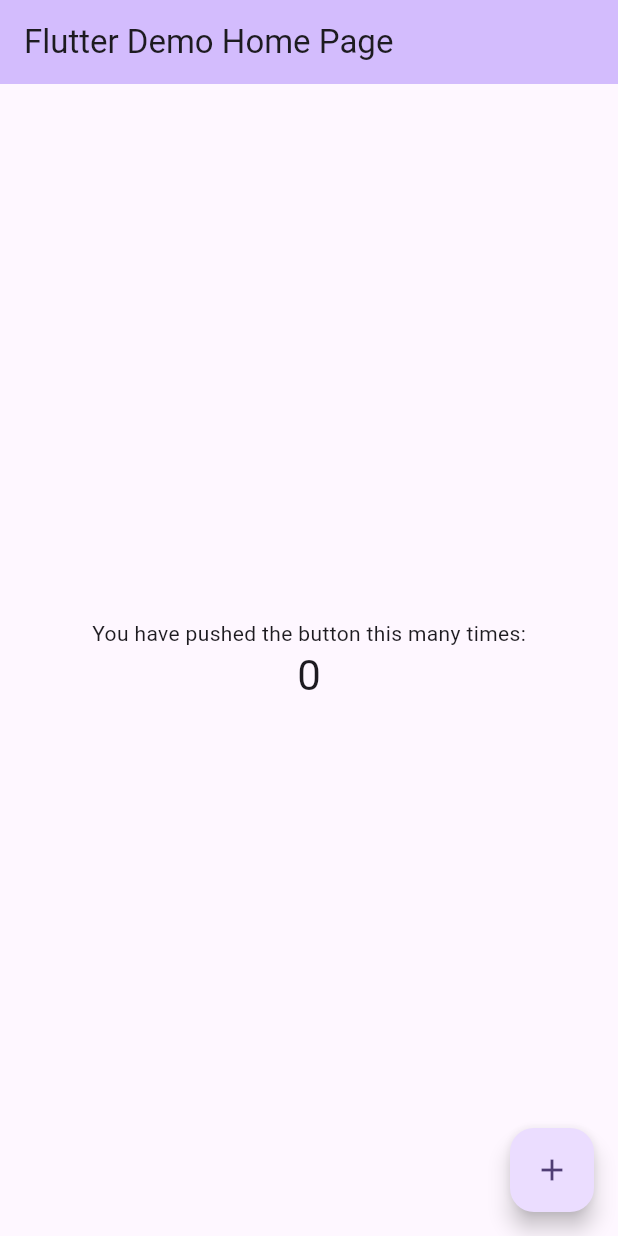
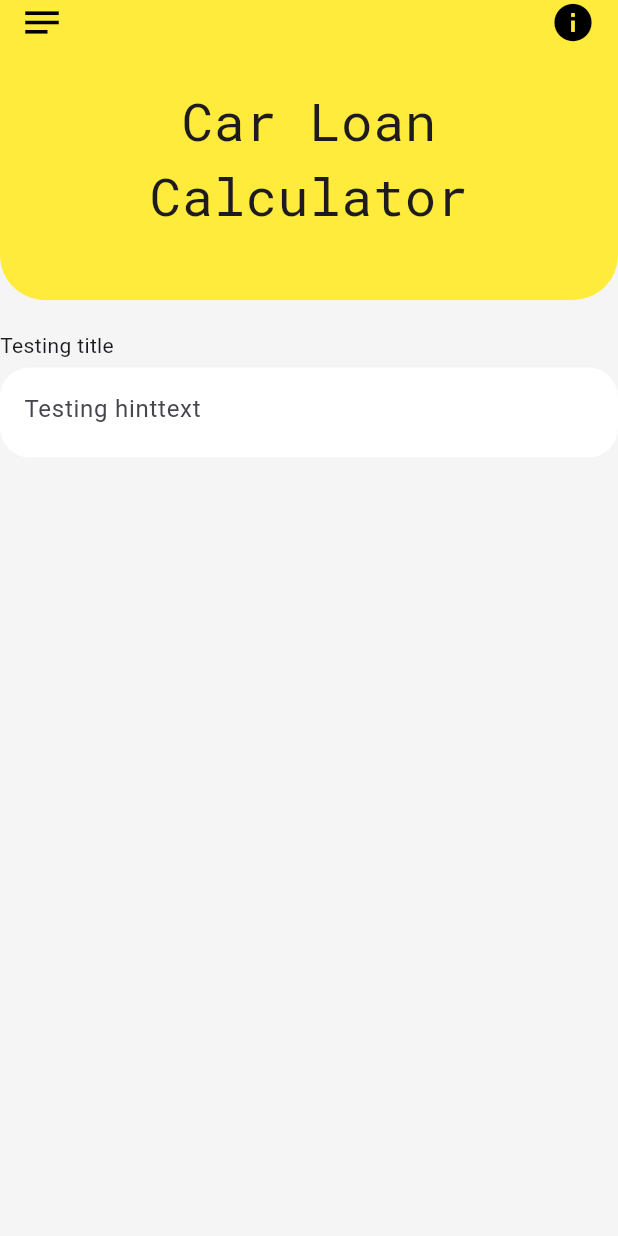
Before and after one commit to ferzanoveri/loan_calculator, a Flutter app: the screen it shows after launch, on a phone screen of 412 x 824 dp. Run offline on Flutter 3.47's test engine with Material 3 defaults, Android fonts, the phone set to English and light mode, and no system bars; our stand-ins replace google_fonts.

Commit message:
add appbar and input form

```diff
--- a/lib/main.dart
+++ b/lib/main.dart
@@ -1,125 +1,110 @@
+
+import 'package:flutter/cupertino.dart';
 import 'package:flutter/material.dart';
+import 'package:google_fonts/google_fonts.dart';
 
-void main() {
-  runApp(const MyApp());
+void main() => runApp(MaterialApp(
+  home: HomePage(),
+  debugShowCheckedModeBanner: false,
+));
+
+class HomePage extends StatefulWidget {
+  const HomePage({super.key});
+
+  @override
+  State<HomePage> createState() => _HomePageState();
 }
 
-class MyApp extends StatelessWidget {
-  const MyApp({super.key});
-
-  // This widget is the root of your application.
+class _HomePageState extends State<HomePage> {
   @override
   Widget build(BuildContext context) {
-    return MaterialApp(
-      title: 'Flutter Demo',
-      theme: ThemeData(
-        // This is the theme of your application.
-        //
-        // TRY THIS: Try running your application with "flutter run". You'll see
-        // the application has a purple toolbar. Then, without quitting the app,
-        // try changing the seedColor in the colorScheme below to Colors.green
-        // and then invoke "hot reload" (save your changes or press the "hot
-        // reload" button in a Flutter-supported IDE, or press "r" if you used
-        // the command line to start the app).
-        //
-        // Notice that the counter didn't reset back to zero; the application
-        // state is not lost during the reload. To reset the state, use hot
-        // restart instead.
-        //
-        // This works for code too, not just values: Most code changes can be
-        // tested with just a hot reload.
-        colorScheme: ColorScheme.fromSeed(seedColor: Colors.deepPurple),
-        useMaterial3: true,
+    return Scaffold(
+      appBar: AppBar(
+        backgroundColor: Colors.yellow,
+        leading: Icon(
+        Icons.notes,
+        size: 30,
+        color: Colors.black),
+        toolbarHeight: 30,
+        elevation: 0,
+        actions: [
+          Padding(
+            padding: const EdgeInsets.only(right: 15.0),
+            child: Icon(
+            Icons.info,
+            size: 30,
+            color: Colors.black,),
+          )
+        ],
       ),
-      home: const MyHomePage(title: 'Flutter Demo Home Page'),
+      body: Body(),
     );
   }
-}
 
-class MyHomePage extends StatefulWidget {
-  const MyHomePage({super.key, required this.title});
-
-  // This widget is the home page of your application. It is stateful, meaning
-  // that it has a State object (defined below) that contains fields that affect
-  // how it looks.
-
-  // This class is the configuration for the state. It holds the values (in this
-  // case the title) provided by the parent (in this case the App widget) and
-  // used by the build method of the State. Fields in a Widget subclass are
-  // always marked "final".
-
-  final String title;
-
-  @override
-  State<MyHomePage> createState() => _MyHomePageState();
-}
-
-class _MyHomePageState extends State<MyHomePage> {
-  int _counter = 0;
-
-  void _incrementCounter() {
-    setState(() {
-      // This call to setState tells the Flutter framework that something has
-      // changed in this State, which causes it to rerun the build method below
-      // so that the display can reflect the updated values. If we changed
-      // _counter without calling setState(), then the build method would not be
-      // called again, and so nothing would appear to happen.
-      _counter++;
-    });
-  }
-
-  @override
-  Widget build(BuildContext context) {
-    // This method is rerun every time setState is called, for instance as done
-    // by the _incrementCounter method above.
-    //
-    // The Flutter framework has been optimized to make rerunning build methods
-    // fast, so that you can just rebuild anything that needs updating rather
-    // than having to individually change instances of widgets.
-    return Scaffold(
-      appBar: AppBar(
-        // TRY THIS: Try changing the color here to a specific color (to
-        // Colors.amber, perhaps?) and trigger a hot reload to see the AppBar
-        // change color while the other colors stay the same.
-        backgroundColor: Theme.of(context).colorScheme.inversePrimary,
-        // Here we take the value from the MyHomePage object that was created by
-        // the App.build method, and use it to set our appbar title.
-        title: Text(widget.title),
+  Widget Body() {
+    return Container(
+      color: Colors.grey[100],
+      child: Column(
+        children: [
+          Container(
+            height: 170,
+            decoration: BoxDecoration(
+              color: Colors.yellow,
+              borderRadius: BorderRadius.only(
+                bottomRight: Radius.circular(30),
+                bottomLeft: Radius.circular(30)
               ),
-      body: Center(
-        // Center is a layout widget. It takes a single child and positions it
-        // in the middle of the parent.
+            ),
+            child: Padding(
+              padding: const EdgeInsets.only(bottom: 20),
+              child: Align(
+                alignment: Alignment.center,
                 child: Column(
-          // Column is also a layout widget. It takes a list of children and
-          // arranges them vertically. By default, it sizes itself to fit its
-          // children horizontally, and tries to be as tall as its parent.
-          //
-          // Column has various properties to control how it sizes itself and
-          // how it positions its children. Here we use mainAxisAlignment to
-          // center the children vertically; the main axis here is the vertical
-          // axis because Columns are vertical (the cross axis would be
-          // horizontal).
-          //
-          // TRY THIS: Invoke "debug painting" (choose the "Toggle Debug Paint"
-          // action in the IDE, or press "p" in the console), to see the
-          // wireframe for each widget.
+                  crossAxisAlignment: CrossAxisAlignment.center,
                   mainAxisAlignment: MainAxisAlignment.center,
-          children: <Widget>[
-            const Text(
-              'You have pushed the button this many times:',
+                  children: [
+                    Text(
+                      'Car Loan',
+                      style: GoogleFonts.robotoMono(fontSize: 35),
                     ),
                     Text(
-              '$_counter',
-              style: Theme.of(context).textTheme.headlineMedium,
+                      'Calculator',
+                      style: GoogleFonts.robotoMono(fontSize: 35),
                     ),
                   ],
                 ),
               ),
-      floatingActionButton: FloatingActionButton(
-        onPressed: _incrementCounter,
-        tooltip: 'Increment',
-        child: const Icon(Icons.add),
-      ), // This trailing comma makes auto-formatting nicer for build methods.
+            ),
+          ),
+          SizedBox(height: 20),
+          InputFotm()
+        ],
+      ),
+    );
+  }
+
+  Widget InputFotm() {
+    return Column(
+      crossAxisAlignment: CrossAxisAlignment.start,
+      children: [
+        Text('Testing title'),
+        SizedBox(height: 5),
+        Container(
+          height: 60,
+          decoration: BoxDecoration(
+            color: Colors.white,
+            borderRadius: BorderRadius.circular(20),
+          ),
+          child: TextField(
+            decoration: InputDecoration(
+                border: OutlineInputBorder(
+                    borderSide: BorderSide.none
+                ),
+                hintText: 'Testing hinttext'
+            ),
+          ),
+        )
+      ],
     );
   }
 }
--- a/pubspec.yaml
+++ b/pubspec.yaml
@@ -35,6 +35,7 @@ dependencies:
   # The following adds the Cupertino Icons font to your application.
   # Use with the CupertinoIcons class for iOS style icons.
   cupertino_icons: ^1.0.6
+  google_fonts: ^6.2.1
 
 dev_dependencies:
   flutter_test:
```
Also changed, not shown: pubspec.lock, 8 other files. Lines whose indentation alone changed are shown as unchanged.
